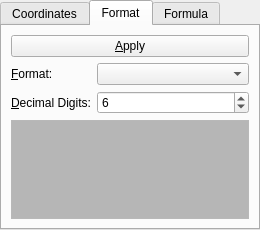
This is matrix/matrixcontroltabs.ui in narunlifescience/AlphaPlot as Qt 5 draws it before an edit. The edited form follows.
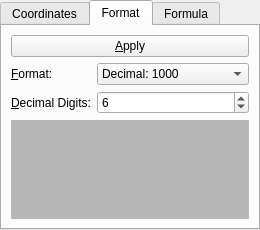
This is the edited form. The open tabs and pages were chosen to show the change.

Diff of the .ui file:
```diff
--- a/matrix/matrixcontroltabs.ui
+++ b/matrix/matrixcontroltabs.ui
@@ -302,6 +302,19 @@
 &lt;/style>&lt;/head>&lt;body style=" font-family:'Sans Serif'; font-size:9pt; font-weight:400; font-style:normal;">
 &lt;p style=" margin-top:0px; margin-bottom:0px; margin-left:0px; margin-right:0px; -qt-block-indent:0; text-indent:0px;">Choose the display format&lt;/p>&lt;/body>&lt;/html></string>
          </property>
+         <property name="currentIndex" >
+          <number>0</number>
+         </property>
+         <item>
+          <property name="text" >
+           <string>Decimal: 1000</string>
+          </property>
+         </item>
+         <item>
+          <property name="text" >
+           <string>Scientific: 1E3</string>
+          </property>
+         </item>
         </widget>
        </item>
        <item row="3" column="0" >
```
Left out of the diff: 6 changed lines with no effect on the pictures.
